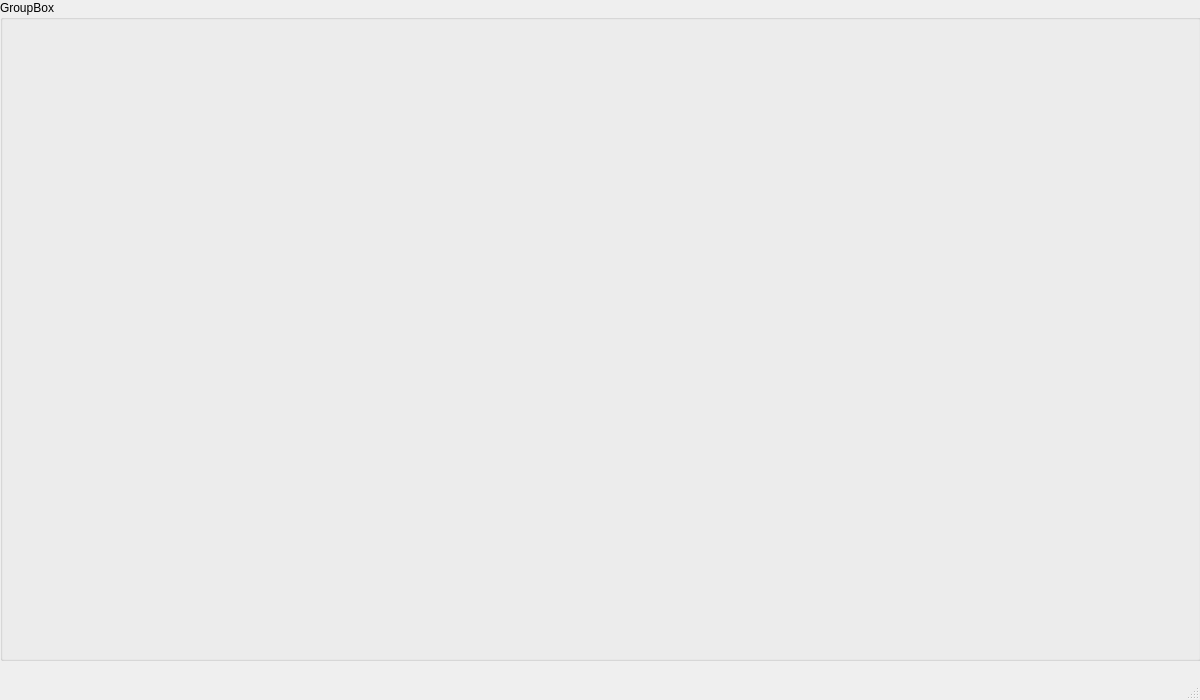
PPrzemko/PG2-DungeonCrawler, file mainwindow.ui: the form before one commit.
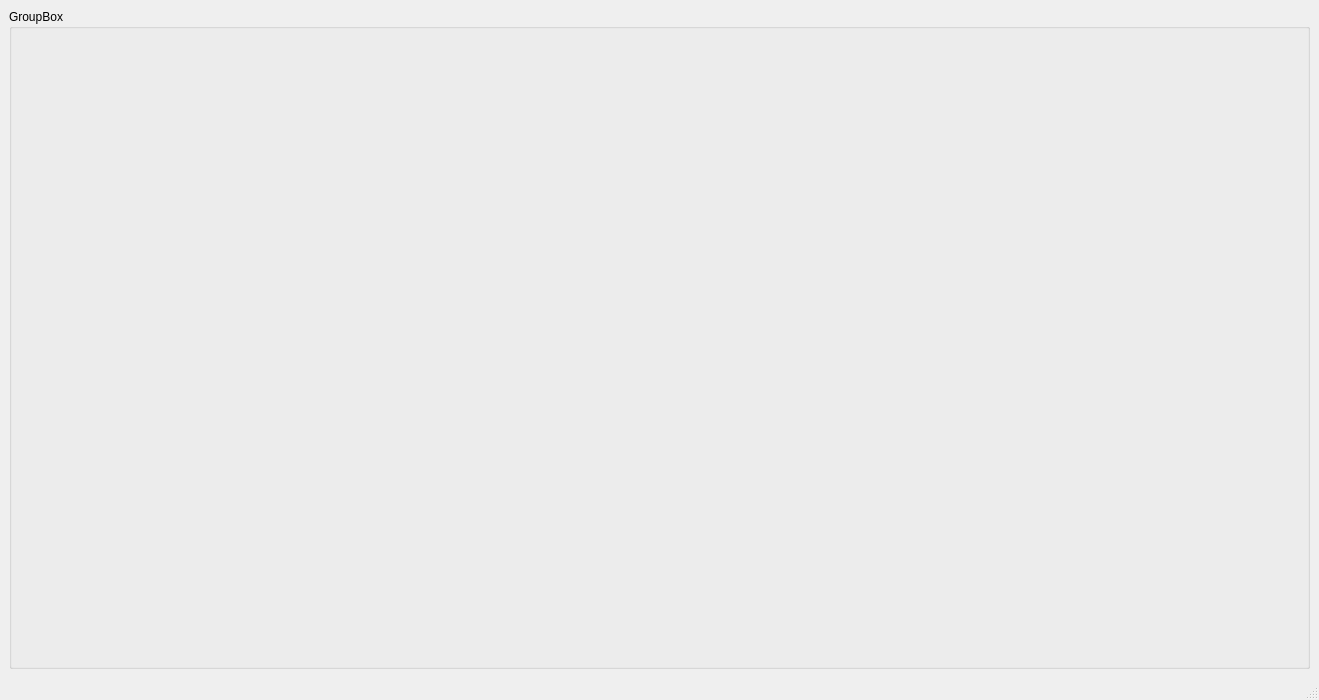
The form after the commit.

Diff of the .ui file:
```diff
--- a/mainwindow.ui
+++ b/mainwindow.ui
@@ -6,7 +6,7 @@
    <rect>
     <x>0</x>
     <y>0</y>
-    <width>1200</width>
+    <width>1319</width>
     <height>700</height>
    </rect>
   </property>
@@ -14,41 +14,37 @@
    <string>MainWindow</string>
   </property>
   <widget class="QWidget" name="centralwidget">
+   <layout class="QGridLayout" name="gridLayout_2">
+    <item row="0" column="0">
    <widget class="QGroupBox" name="groupBox">
-    <property name="geometry">
-     <rect>
-      <x>0</x>
-      <y>0</y>
-      <width>1201</width>
-      <height>661</height>
-     </rect>
-    </property>
     <property name="title">
      <string>GroupBox</string>
     </property>
     <widget class="QWidget" name="gridLayoutWidget_2">
      <property name="geometry">
       <rect>
-       <x>80</x>
-       <y>60</y>
-       <width>741</width>
-       <height>511</height>
-      </rect>
-     </property>
-     <layout class="QGridLayout" name="gridLayout_2"/>
+         <x>0</x>
+         <y>20</y>
+         <width>1061</width>
+         <height>611</height>
+        </rect>
+       </property>
+       <layout class="QGridLayout" name="gridGame"/>
     </widget>
     <widget class="QWidget" name="gridLayoutWidget">
      <property name="geometry">
       <rect>
-       <x>870</x>
-       <y>200</y>
-       <width>321</width>
-       <height>301</height>
-      </rect>
-     </property>
-     <layout class="QGridLayout" name="gridLayout"/>
-    </widget>
-   </widget>
+         <x>1070</x>
+         <y>240</y>
+         <width>221</width>
+         <height>211</height>
+        </rect>
+       </property>
+       <layout class="QGridLayout" name="gridControl"/>
+      </widget>
+     </widget>
+    </item>
+   </layout>
   </widget>
   <widget class="QMenuBar" name="menubar">
    <property name="geometry">
```
Left out of the diff: 2 changed lines with no effect on the pictures. Lines whose indentation alone changed are shown as unchanged.
